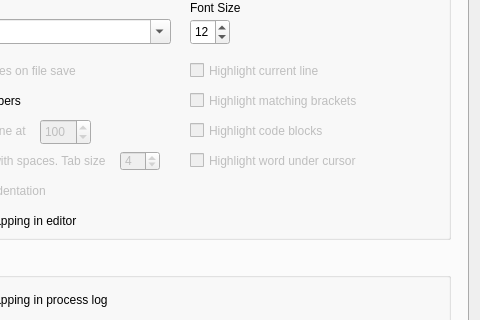
Old version of the form src/settingsdialog.ui in the repository GAMS-dev/studio; both pictures show x 133 to 613 and y 88 to 408 of the 613 by 517 pixel window.
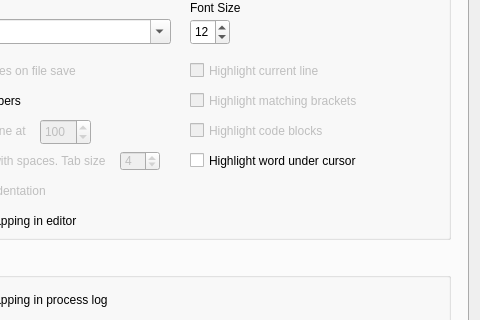
New version of the form. The open tabs and pages were chosen to show the change.

Patch:
```diff
--- a/src/settingsdialog.ui
+++ b/src/settingsdialog.ui
@@ -514,7 +514,7 @@
        </widget>
        <widget class="QCheckBox" name="cb_highlightUnderCursor">
         <property name="enabled">
-         <bool>false</bool>
+         <bool>true</bool>
         </property>
         <property name="geometry">
          <rect>
```
